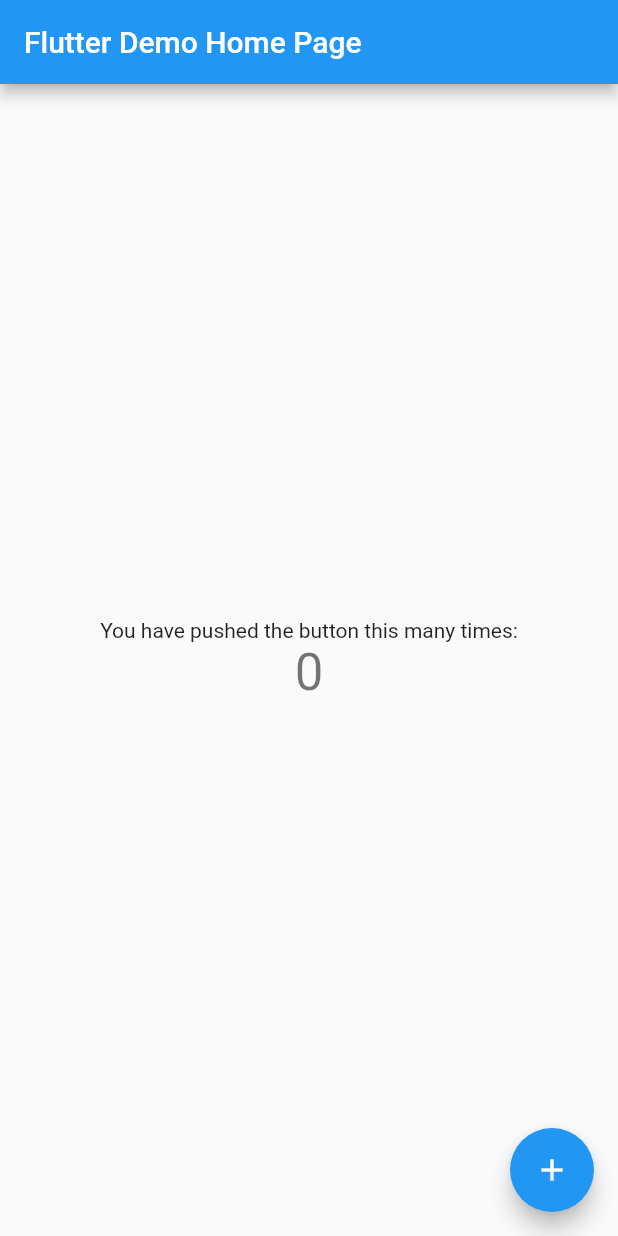
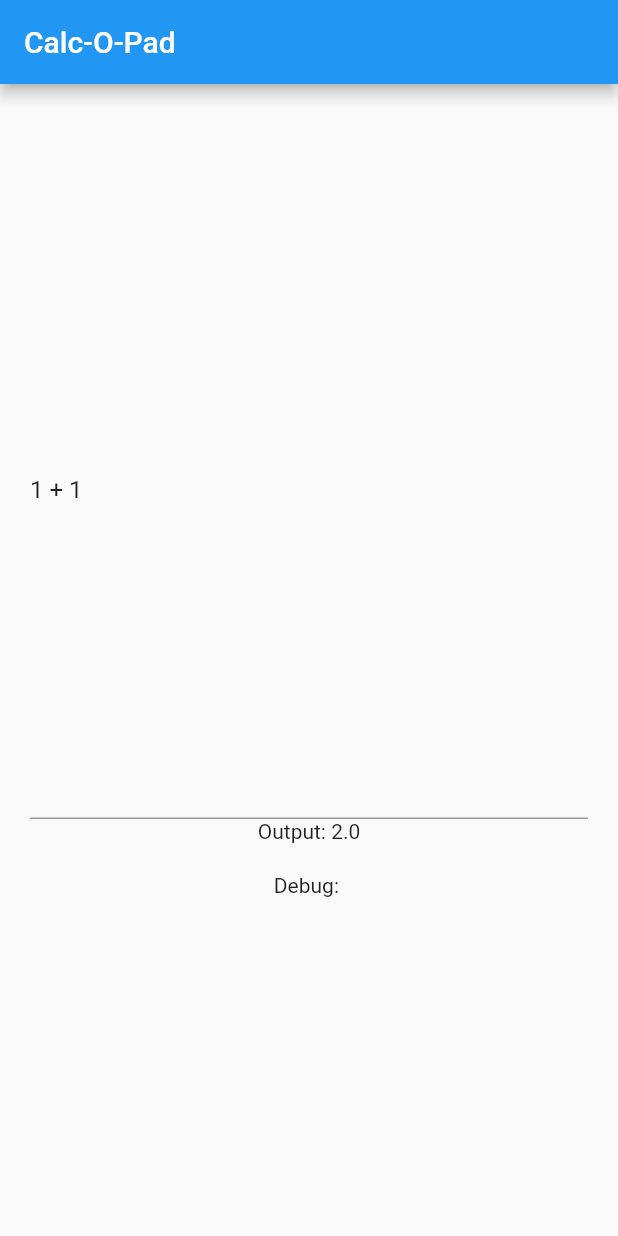
Before and after one commit to jehna/calc-o-pad, a Flutter app: the screen it shows after launch, on a phone screen of 412 x 824 dp. Run offline on Flutter 3.47's test engine with Material 2 defaults, Android fonts, the phone set to English and light mode, and no system bars; our stand-ins replace freezed_annotation.

Commit message:
Add a very preliminary UI

```diff
--- a/lib/main.dart
+++ b/lib/main.dart
@@ -1,3 +1,5 @@
+import 'package:calc_o_pad/evaluate_to_number.dart';
+import 'package:calc_o_pad/parse.dart';
 import 'package:flutter/material.dart';
 
 void main() {
@@ -13,34 +15,15 @@
     return MaterialApp(
       title: 'Flutter Demo',
       theme: ThemeData(
-        // This is the theme of your application.
-        //
-        // Try running your application with "flutter run". You'll see the
-        // application has a blue toolbar. Then, without quitting the app, try
-        // changing the primarySwatch below to Colors.green and then invoke
-        // "hot reload" (press "r" in the console where you ran "flutter run",
-        // or simply save your changes to "hot reload" in a Flutter IDE).
-        // Notice that the counter didn't reset back to zero; the application
-        // is not restarted.
         primarySwatch: Colors.blue,
       ),
-      home: const MyHomePage(title: 'Flutter Demo Home Page'),
+      home: const MyHomePage(title: 'Calc-O-Pad'),
     );
   }
 }
 
 class MyHomePage extends StatefulWidget {
   const MyHomePage({Key? key, required this.title}) : super(key: key);
-
-  // This widget is the home page of your application. It is stateful, meaning
-  // that it has a State object (defined below) that contains fields that affect
-  // how it looks.
-
-  // This class is the configuration for the state. It holds the values (in this
-  // case the title) provided by the parent (in this case the App widget) and
-  // used by the build method of the State. Fields in a Widget subclass are
-  // always marked "final".
-
   final String title;
 
   @override
@@ -48,68 +31,61 @@
 }
 
 class _MyHomePageState extends State<MyHomePage> {
-  int _counter = 0;
+  final textEditController = TextEditingController(text: "1 + 1");
+  String _result = "2.0";
+  String _debug = "";
 
-  void _incrementCounter() {
+  // rerender on text change
+  void _onTextChanged() {
     setState(() {
-      // This call to setState tells the Flutter framework that something has
-      // changed in this State, which causes it to rerun the build method below
-      // so that the display can reflect the updated values. If we changed
-      // _counter without calling setState(), then the build method would not be
-      // called again, and so nothing would appear to happen.
-      _counter++;
+      try {
+        if (textEditController.text.isEmpty) {
+          _result = "";
+          _debug = "";
+        } else {
+          _debug = parse(textEditController.text).toString();
+          _result = evaluateToNumber(parse(textEditController.text)).toString();
+        }
+      } catch (e) {
+        // ignore
+      }
     });
   }
 
   @override
+  void initState() {
+    super.initState();
+    textEditController.addListener(_onTextChanged);
+  }
+
+  @override
   Widget build(BuildContext context) {
-    // This method is rerun every time setState is called, for instance as done
-    // by the _incrementCounter method above.
-    //
-    // The Flutter framework has been optimized to make rerunning build methods
-    // fast, so that you can just rebuild anything that needs updating rather
-    // than having to individually change instances of widgets.
     return Scaffold(
       appBar: AppBar(
-        // Here we take the value from the MyHomePage object that was created by
-        // the App.build method, and use it to set our appbar title.
         title: Text(widget.title),
       ),
       body: Center(
-        // Center is a layout widget. It takes a single child and positions it
-        // in the middle of the parent.
         child: Column(
-          // Column is also a layout widget. It takes a list of children and
-          // arranges them vertically. By default, it sizes itself to fit its
-          // children horizontally, and tries to be as tall as its parent.
-          //
-          // Invoke "debug painting" (press "p" in the console, choose the
-          // "Toggle Debug Paint" action from the Flutter Inspector in Android
-          // Studio, or the "Toggle Debug Paint" command in Visual Studio Code)
-          // to see the wireframe for each widget.
-          //
-          // Column has various properties to control how it sizes itself and
-          // how it positions its children. Here we use mainAxisAlignment to
-          // center the children vertically; the main axis here is the vertical
-          // axis because Columns are vertical (the cross axis would be
-          // horizontal).
           mainAxisAlignment: MainAxisAlignment.center,
           children: <Widget>[
-            const Text(
-              'You have pushed the button this many times:',
-            ),
-            Text(
-              '$_counter',
-              style: Theme.of(context).textTheme.headline4,
-            ),
+            Padding(
+                padding: const EdgeInsets.all(20),
+                child: Column(children: [
+                  TextField(
+                    controller: textEditController,
+                    maxLines: 5,
+                    style: const TextStyle(
+                        height: 3,
+                        leadingDistribution:
+                            TextLeadingDistribution.proportional),
+                  ),
+                  Text('Output: $_result'),
+                  const SizedBox(height: 20),
+                  Text('Debug: $_debug'),
+                ]))
           ],
         ),
       ),
-      floatingActionButton: FloatingActionButton(
-        onPressed: _incrementCounter,
-        tooltip: 'Increment',
-        child: const Icon(Icons.add),
-      ), // This trailing comma makes auto-formatting nicer for build methods.
     );
   }
 }
```
